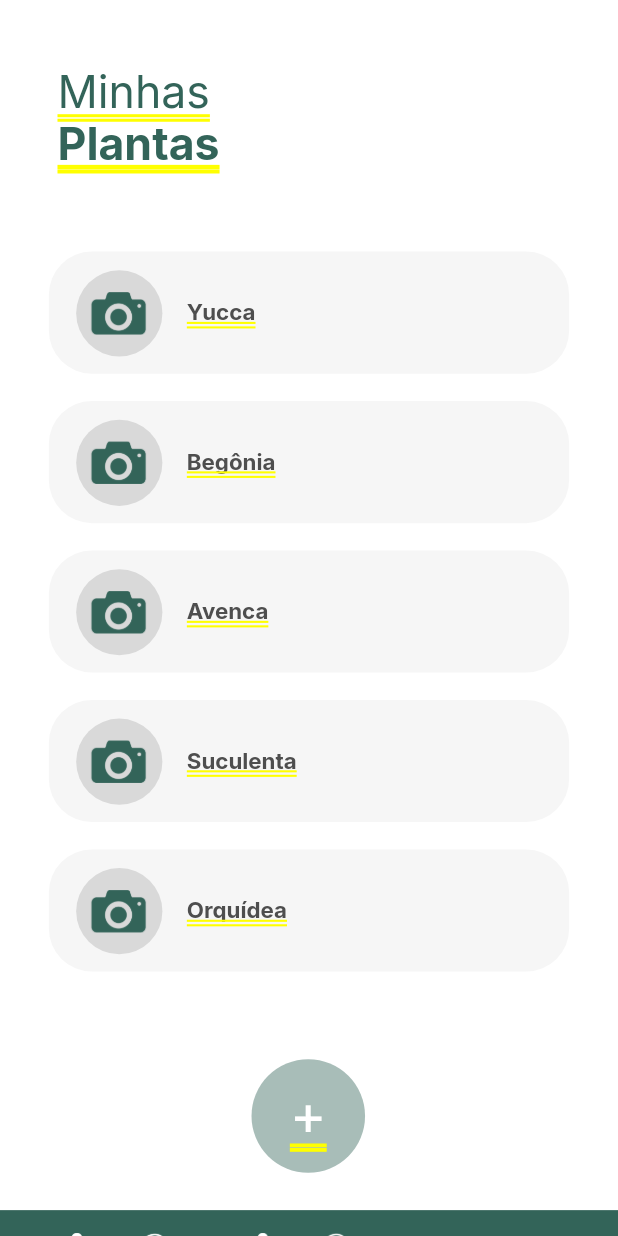
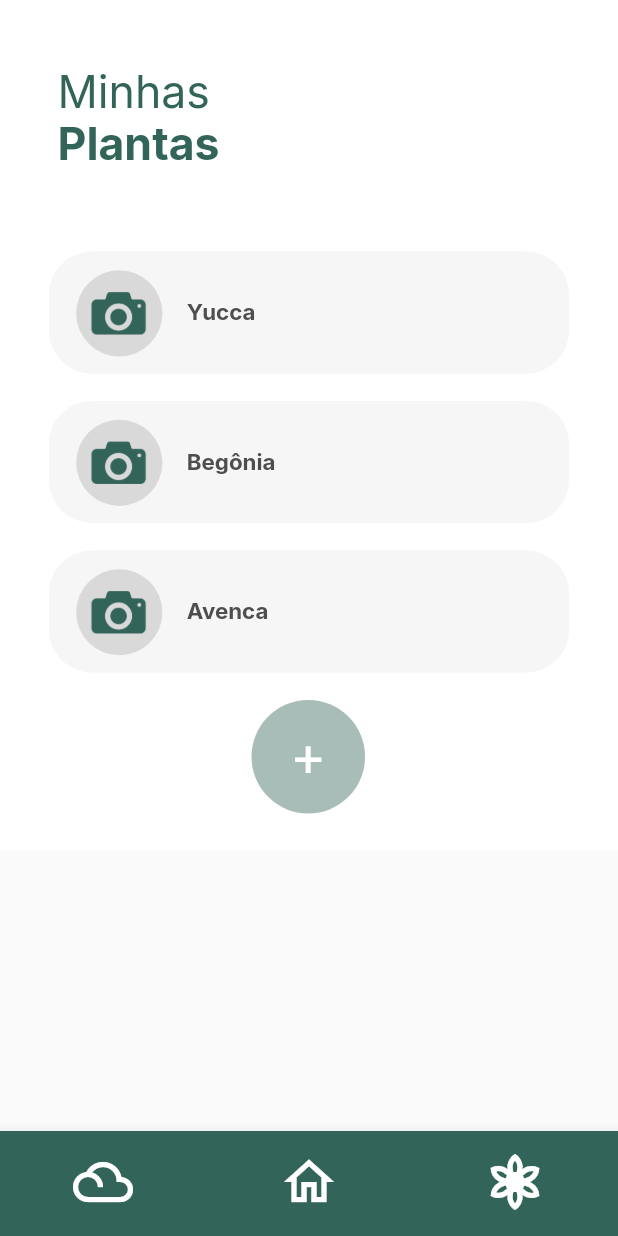
Before and after one commit to Vinicius-da-Cruz-Muller/PAC-VI, a Flutter app: the screen it shows after launch, item 3 of the bottom bar chosen, on a phone screen of 412 x 824 dp. Run offline on Flutter 3.47's test engine with Material 2 defaults, Android fonts, the light colour scheme and no system bars; our stand-ins replace animated_splash_screen, google_fonts; missing offline and left inert: garduino.

Commit message:
quarto commit
página minhas plantas 100% funcional!!

```diff
--- a/lib/pages/minhas-plantas.dart
+++ b/lib/pages/minhas-plantas.dart
@@ -1,20 +1,116 @@
 // ignore_for_file: file_names
 
 import 'package:flutter/material.dart';
+import 'package:myapp/pages/home.dart';
+import 'package:myapp/pages/previsao.dart';
 import 'package:myapp/utils.dart';
 
-class Plantas extends StatelessWidget {
+class Plantas extends StatefulWidget {
   const Plantas({super.key});
 
   @override
+  // ignore: library_private_types_in_public_api
+  _PlantasState createState() => _PlantasState();
+}
+
+class _PlantasState extends State<Plantas> {
+  late PageController _pageController;
+  int _currentIndex = 0;
+
+  @override
+  void initState() {
+    super.initState();
+    _pageController = PageController();
+  }
+
+  @override
+  void dispose() {
+    _pageController.dispose();
+    super.dispose();
+  }
+
+  void _onItemTapped(int index) {
+    setState(() {
+      _currentIndex = index;
+      _pageController.animateToPage(
+        index,
+        duration: const Duration(milliseconds: 300),
+        curve: Curves.easeInOut,
+      );
+
+      switch (index) {
+        case 0:
+          Navigator.of(context).push(
+            MaterialPageRoute(builder: (context) => const Previsao()),
+          );
+          break;
+        case 1:
+          Navigator.of(context).push(
+            MaterialPageRoute(builder: (context) => const Home()),
+          );
+          break;
+        case 2:
+          Navigator.of(context).push(
+            MaterialPageRoute(builder: (context) => const Plantas()),
+          );
+          break;
+      }
+    });
+  }
+
+  @override
   Widget build(BuildContext context) {
+    return Scaffold(
+      body: PageView(
+        controller: _pageController,
+        onPageChanged: (index) {
+          setState(() {
+            _currentIndex = index;
+          });
+        },
+        children: [
+          _buildPage(context, "Página Previsões"),
+          _buildPage(context, "Página Home"),
+          _buildPage(context, "Página Minhas Plantas"),
+        ],
+      ),
+      bottomNavigationBar: BottomNavigationBar(
+        currentIndex: _currentIndex,
+        onTap: _onItemTapped,
+        backgroundColor: const Color(0xff336459),
+        selectedItemColor: Colors.white,
+        unselectedItemColor: Colors.white,
+        type: BottomNavigationBarType.fixed,
+        showSelectedLabels: false,
+        showUnselectedLabels: false,
+        iconSize: 40.0,
+        items: const [
+          BottomNavigationBarItem(
+            icon: Icon(Icons.filter_drama_outlined),
+            label: '',
+          ),
+          BottomNavigationBarItem(
+            icon: Icon(Icons.home_outlined),
+            label: '',
+          ),
+          BottomNavigationBarItem(
+            icon: Icon(Icons.filter_vintage_outlined),
+            label: '',
+          ),
+        ],
+      ),
+    );
+  }
+}
+
+Widget _buildPage(BuildContext context, String title) {
   double baseWidth = 430;
   double fem = MediaQuery.of(context).size.width / baseWidth;
   double ffem = fem * 0.97;
-    return SizedBox(
-      width: double.infinity,
+
+  return Scaffold(
+    body: SingleChildScrollView(
       child: Container(
-        // minhasplantasGRQ (13:17)
         width: double.infinity,
         decoration: const BoxDecoration(
           color: Color(0xffffffff),
@@ -23,7 +119,6 @@ class Plantas extends StatelessWidget {
           crossAxisAlignment: CrossAxisAlignment.center,
           children: [
             Container(
-              // autogrouprk5ccEN (98E42Q2LDDCK8bhyGVRK5C)
               padding:
                   EdgeInsets.fromLTRB(34 * fem, 46 * fem, 34 * fem, 26 * fem),
               width: double.infinity,
@@ -31,7 +126,6 @@ class Plantas extends StatelessWidget {
                 crossAxisAlignment: CrossAxisAlignment.center,
                 children: [
                   Container(
-                    // autogroup9rtsXcE (98E2VC5yHkJCgSK3Yk9rtS)
                     margin: EdgeInsets.fromLTRB(
                         0 * fem, 0 * fem, 233 * fem, 54 * fem),
                     width: 117 * fem,
@@ -39,7 +133,6 @@ class Plantas extends StatelessWidget {
                     child: Stack(
                       children: [
                         Positioned(
-                          // minhasDV4 (13:20)
                           left: 0 * fem,
                           top: 0 * fem,
                           child: Align(
@@ -60,7 +153,6 @@ class Plantas extends StatelessWidget {
                           ),
                         ),
                         Positioned(
-                          // plantasf6A (13:22)
                           left: 0 * fem,
                           top: 36 * fem,
                           child: Align(
@@ -83,8 +175,9 @@ class Plantas extends StatelessWidget {
                       ],
                     ),
                   ),
-                  Container(
-                    // autogroupdmajXu4 (98E2f6y84MWSHZoNQVdMaJ)
+                  InkWell(
+                    onTap: () {},
+                    child: Container(
                       margin: EdgeInsets.fromLTRB(
                           0 * fem, 0 * fem, 0 * fem, 19 * fem),
                       padding: EdgeInsets.fromLTRB(
@@ -99,7 +192,6 @@ class Plantas extends StatelessWidget {
                         crossAxisAlignment: CrossAxisAlignment.center,
                         children: [
                           Container(
-                          // autogrouphgbubP8 (98E2orDYrY77av48LdHGBU)
                             margin: EdgeInsets.fromLTRB(
                                 0 * fem, 0 * fem, 17 * fem, 0 * fem),
                             padding: EdgeInsets.fromLTRB(
@@ -110,19 +202,17 @@ class Plantas extends StatelessWidget {
                               borderRadius: BorderRadius.circular(30 * fem),
                             ),
                             child: Center(
-                            // designsemnome11Wkz (34:51)
                               child: SizedBox(
                                 width: 45.01 * fem,
                                 height: 30 * fem,
                                 child: Image.asset(
-                                'assets/page-1/images/design-sem-nome-1-1.png',
+                                  'assets/page-1/images/camera.png',
                                   fit: BoxFit.cover,
                                 ),
                               ),
                             ),
                           ),
                           Container(
-                          // yuccae6W (13:33)
                             margin: EdgeInsets.fromLTRB(
                                 0 * fem, 0 * fem, 0 * fem, 2 * fem),
                             child: Text(
@@ -139,8 +229,10 @@ class Plantas extends StatelessWidget {
                         ],
                       ),
                     ),
-                  Container(
-                    // autogrouphzdgkQS (98E2vGCXhsUgGhqkRXHzdG)
+                  ),
+                  InkWell(
+                    onTap: () {},
+                    child: Container(
                       margin: EdgeInsets.fromLTRB(
                           0 * fem, 0 * fem, 0 * fem, 19 * fem),
                       padding: EdgeInsets.fromLTRB(
@@ -155,7 +247,6 @@ class Plantas extends StatelessWidget {
                         crossAxisAlignment: CrossAxisAlignment.center,
                         children: [
                           Container(
-                          // autogroupvjtrSYA (98E34FyCwvYDELb53kvJtr)
                             margin: EdgeInsets.fromLTRB(
                                 0 * fem, 0 * fem, 17 * fem, 0 * fem),
                             padding: EdgeInsets.fromLTRB(
@@ -166,19 +257,17 @@ class Plantas extends StatelessWidget {
                               borderRadius: BorderRadius.circular(30 * fem),
                             ),
                             child: Center(
-                            // designsemnome12LtS (34:52)
                               child: SizedBox(
                                 width: 45.01 * fem,
                                 height: 30 * fem,
                                 child: Image.asset(
-                                'assets/page-1/images/design-sem-nome-1-2.png',
+                                  'assets/page-1/images/camera.png',
                                   fit: BoxFit.cover,
                                 ),
                               ),
                             ),
                           ),
                           Container(
-                          // begniaghQ (34:56)
                             margin: EdgeInsets.fromLTRB(
                                 0 * fem, 0 * fem, 0 * fem, 2 * fem),
                             child: Text(
@@ -195,8 +284,10 @@ class Plantas extends StatelessWidget {
                         ],
                       ),
                     ),
-                  Container(
-                    // autogroup2fjjCQr (98E3A68pp3bzmEkufr2FJJ)
+                  ),
+                  InkWell(
+                    onTap: () {},
+                    child: Container(
                       margin: EdgeInsets.fromLTRB(
                           0 * fem, 0 * fem, 0 * fem, 19 * fem),
                       padding: EdgeInsets.fromLTRB(
@@ -211,7 +302,6 @@ class Plantas extends StatelessWidget {
                         crossAxisAlignment: CrossAxisAlignment.center,
                         children: [
                           Container(
-                          // autogroup4a5guKG (98E3HFbZDWWhnk3y4e4a5g)
                             margin: EdgeInsets.fromLTRB(
                                 0 * fem, 0 * fem, 17 * fem, 0 * fem),
                             padding: EdgeInsets.fromLTRB(
@@ -222,19 +312,17 @@ class Plantas extends StatelessWidget {
                               borderRadius: BorderRadius.circular(30 * fem),
                             ),
                             child: Center(
-                            // designsemnome13Bna (34:53)
                               child: SizedBox(
                                 width: 45.01 * fem,
                                 height: 30 * fem,
                                 child: Image.asset(
-                                'assets/page-1/images/design-sem-nome-1-3.png',
+                                  'assets/page-1/images/camera.png',
                                   fit: BoxFit.cover,
                                 ),
                               ),
                             ),
                           ),
                           Container(
-                          // avencaJcJ (34:57)
                             margin: EdgeInsets.fromLTRB(
                                 0 * fem, 0 * fem, 0 * fem, 2 * fem),
                             child: Text(
@@ -251,120 +339,10 @@ class Plantas extends StatelessWidget {
                         ],
                       ),
                     ),
-                  Container(
-                    // autogroupnwk22oC (98E3NfcCfLW5MaVg51NWk2)
-                    margin: EdgeInsets.fromLTRB(
-                        0 * fem, 0 * fem, 0 * fem, 19 * fem),
-                    padding: EdgeInsets.fromLTRB(
-                        19 * fem, 13 * fem, 186 * fem, 12 * fem),
-                    width: double.infinity,
-                    height: 85 * fem,
-                    decoration: BoxDecoration(
-                      color: const Color(0x3fd9d9d9),
-                      borderRadius: BorderRadius.circular(30 * fem),
                   ),
-                    child: Row(
-                      crossAxisAlignment: CrossAxisAlignment.center,
-                      children: [
-                        Container(
-                          // autogroupbfsiYWe (98E3UfSD6NoE5JZAYBbFSi)
-                          margin: EdgeInsets.fromLTRB(
-                              0 * fem, 0 * fem, 17 * fem, 0 * fem),
-                          padding: EdgeInsets.fromLTRB(
-                              7 * fem, 15 * fem, 7.99 * fem, 15 * fem),
-                          height: double.infinity,
-                          decoration: BoxDecoration(
-                            color: const Color(0xffd9d9d9),
-                            borderRadius: BorderRadius.circular(30 * fem),
-                          ),
-                          child: Center(
-                            // designsemnome14R4e (34:54)
-                            child: SizedBox(
-                              width: 45.01 * fem,
-                              height: 30 * fem,
-                              child: Image.asset(
-                                'assets/page-1/images/design-sem-nome-1-4.png',
-                                fit: BoxFit.cover,
-                              ),
-                            ),
-                          ),
-                        ),
-                        Container(
-                          // suculentaksc (34:58)
-                          margin: EdgeInsets.fromLTRB(
-                              0 * fem, 0 * fem, 0 * fem, 2 * fem),
-                          child: Text(
-                            'Suculenta',
-                            style: SafeGoogleFont(
-                              'Inter',
-                              fontSize: 16 * ffem,
-                              fontWeight: FontWeight.w700,
-                              height: 1.2125 * ffem / fem,
-                              color: const Color(0xff4e4e4e),
-                            ),
-                          ),
-                        ),
-                      ],
-                    ),
-                  ),
-                  Container(
-                    // autogroupfbwaTX8 (98E3Zk85QNKsGVDZrNfbWa)
-                    margin: EdgeInsets.fromLTRB(
-                        0 * fem, 0 * fem, 0 * fem, 61 * fem),
-                    padding: EdgeInsets.fromLTRB(
-                        19 * fem, 13 * fem, 193 * fem, 12 * fem),
-                    width: double.infinity,
-                    height: 85 * fem,
-                    decoration: BoxDecoration(
-                      color: const Color(0x3fd9d9d9),
-                      borderRadius: BorderRadius.circular(30 * fem),
-                    ),
-                    child: Row(
-                      crossAxisAlignment: CrossAxisAlignment.center,
-                      children: [
-                        Container(
-                          // autogroupejcnwBQ (98E3fQdJhaAHcZVkdNejcn)
-                          margin: EdgeInsets.fromLTRB(
-                              0 * fem, 0 * fem, 17 * fem, 0 * fem),
-                          padding: EdgeInsets.fromLTRB(
-                              7 * fem, 15 * fem, 7.99 * fem, 15 * fem),
-                          height: double.infinity,
-                          decoration: BoxDecoration(
-                            color: const Color(0xffd9d9d9),
-                            borderRadius: BorderRadius.circular(30 * fem),
-                          ),
-                          child: Center(
-                            // designsemnome15S8A (34:55)
-                            child: SizedBox(
-                              width: 45.01 * fem,
-                              height: 30 * fem,
-                              child: Image.asset(
-                                'assets/page-1/images/design-sem-nome-1-5.png',
-                                fit: BoxFit.cover,
-                              ),
-                            ),
-                          ),
-                        ),
-                        Container(
-                          // orqudeaBLe (34:59)
-                          margin: EdgeInsets.fromLTRB(
-                              0 * fem, 0 * fem, 0 * fem, 2 * fem),
-                          child: Text(
-                            'Orquídea',
-                            style: SafeGoogleFont(
-                              'Inter',
-                              fontSize: 16 * ffem,
-                              fontWeight: FontWeight.w700,
-                              height: 1.2125 * ffem / fem,
-                              color: const Color(0xff4e4e4e),
-                            ),
-                          ),
-                        ),
-                      ],
-                    ),
-                  ),
-                  Container(
-                    // autogroupw5wyHPg (98E3k5ACbGcWqgS2Kqw5wY)
+                  InkWell(
+                    onTap: () {},
+                    child: Container(
                       margin: EdgeInsets.fromLTRB(
                           141 * fem, 0 * fem, 142 * fem, 0 * fem),
                       width: double.infinity,
@@ -389,63 +367,6 @@ class Plantas extends StatelessWidget {
                         ),
                       ),
                     ),
-                ],
-              ),
-            ),
-            Container(
-              // autogrouplezyvSe (98E3puMV3tJ7FdFwsQLEZY)
-              padding:
-                  EdgeInsets.fromLTRB(42 * fem, 7 * fem, 51 * fem, 8 * fem),
-              width: double.infinity,
-              decoration: const BoxDecoration(
-                color: Color(0xff336459),
-              ),
-              child: Row(
-                crossAxisAlignment: CrossAxisAlignment.center,
-                children: [
-                  Container(
-                    // designsemnome4iNW (34:6)
-                    margin: EdgeInsets.fromLTRB(
-                        0 * fem, 0 * fem, 45 * fem, 0.83 * fem),
-                    child: TextButton(
-                      onPressed: () {},
-                      style: TextButton.styleFrom(
-                        padding: EdgeInsets.zero,
-                      ),
-                      child: SizedBox(
-                        width: 85 * fem,
-                        height: 70.17 * fem,
-                        child: Image.asset(
-                          'assets/page-1/images/design-sem-nome-4.png',
-                        ),
-                      ),
-                    ),
-                  ),
-                  Container(
-                    // designsemnome6RGv (34:8)
-                    margin: EdgeInsets.fromLTRB(
-                        0 * fem, 0 * fem, 51.77 * fem, 4 * fem),
-                    child: TextButton(
-                      onPressed: () {},
-                      style: TextButton.styleFrom(
-                        padding: EdgeInsets.zero,
-                      ),
-                      child: SizedBox(
-                        width: 80.23 * fem,
-                        height: 65 * fem,
-                        child: Image.asset(
-                          'assets/page-1/images/design-sem-nome-6.png',
-                        ),
-                      ),
-                    ),
-                  ),
-                  SizedBox(
-                    // designsemnome5joQ (34:7)
-                    width: 75 * fem,
-                    height: 75 * fem,
-                    child: Image.asset(
-                      'assets/page-1/images/design-sem-nome-5.png',
-                    ),
                   ),
                 ],
               ),
@@ -453,6 +374,6 @@ class Plantas extends StatelessWidget {
           ],
         ),
       ),
+    ),
   );
 }
-}
```
Also changed, not shown: pubspec.yaml (+4 -18 lines), assets/page-1/images/camera.png (added), assets/page-1/images/orquideas.png (added), assets/page-1/images/regador.png (added), assets/page-1/images/suculentas.png (added). Lines whose indentation alone changed are shown as unchanged.
